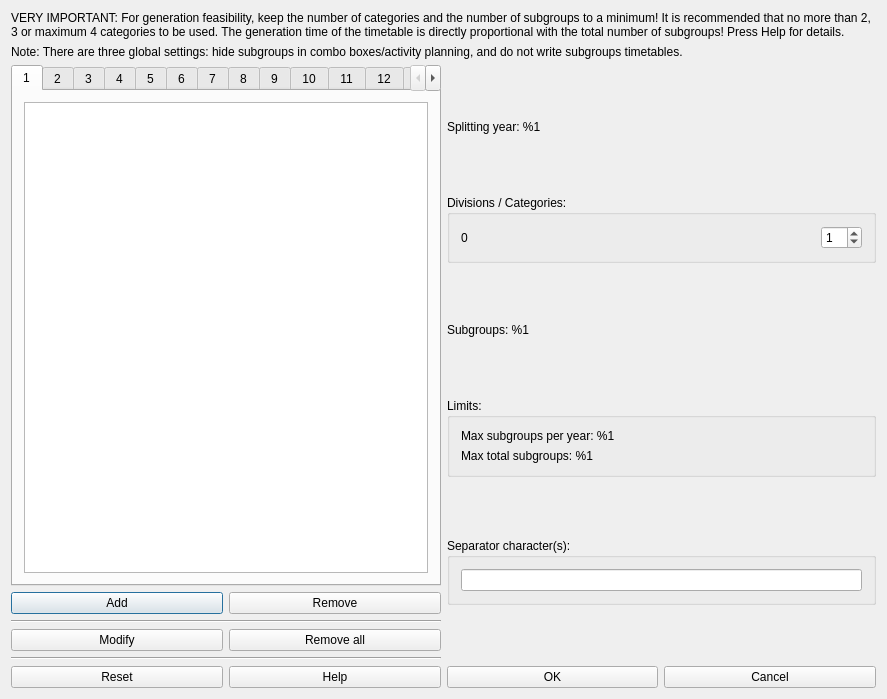
This is fet/src/interface/splityearform_template.ui in vonmecheln/fet as Qt 5 draws it before an edit. The edited form follows.
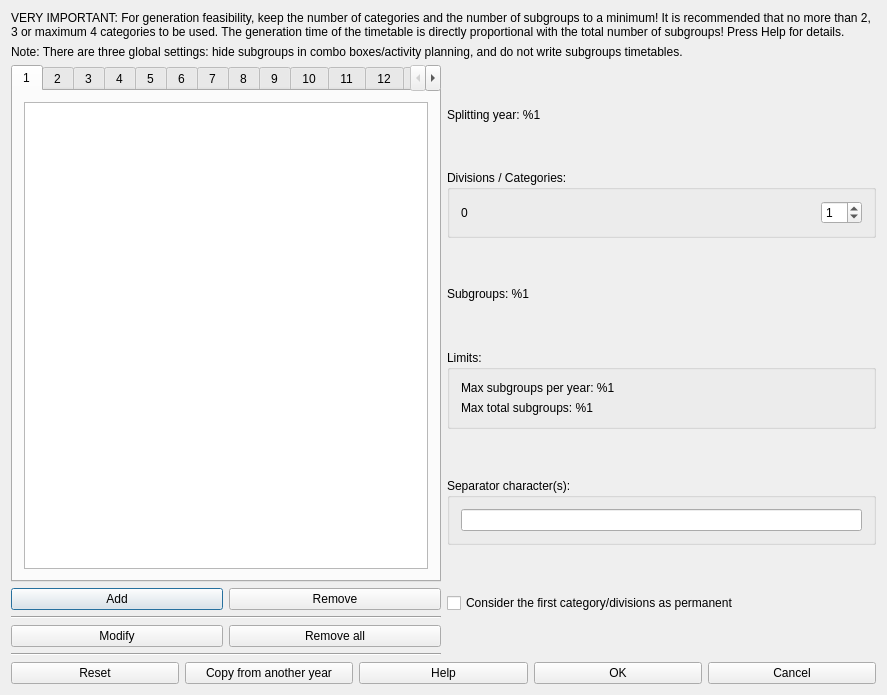
This is the edited form.

```diff
--- a/fet/src/interface/splityearform_template.ui
+++ b/fet/src/interface/splityearform_template.ui
@@ -7,7 +7,7 @@
     <x>0</x>
     <y>0</y>
     <width>887</width>
-    <height>699</height>
+    <height>695</height>
    </rect>
   </property>
   <property name="windowTitle">
@@ -419,6 +419,26 @@
          </property>
         </spacer>
        </item>
+       <item>
+        <widget class="QCheckBox" name="firstCategoryPermanentCheckBox">
+         <property name="text">
+          <string>Consider the first category/divisions as permanent</string>
+         </property>
+        </widget>
+       </item>
+       <item>
+        <spacer name="verticalSpacer_7">
+         <property name="orientation">
+          <enum>Qt::Vertical</enum>
+         </property>
+         <property name="sizeHint" stdset="0">
+          <size>
+           <width>20</width>
+           <height>40</height>
+          </size>
+         </property>
+        </spacer>
+       </item>
       </layout>
      </item>
     </layout>
@@ -432,6 +452,13 @@
        </property>
       </widget>
      </item>
+     <item>
+      <widget class="QPushButton" name="copyFromAnotherYearPushButton">
+       <property name="text">
+        <string extracomment="It means to copy the categories and the divisions from another year.">Copy from another year</string>
+       </property>
+      </widget>
+     </item>
      <item>
       <widget class="QPushButton" name="helpPushButton">
        <property name="text">
```
